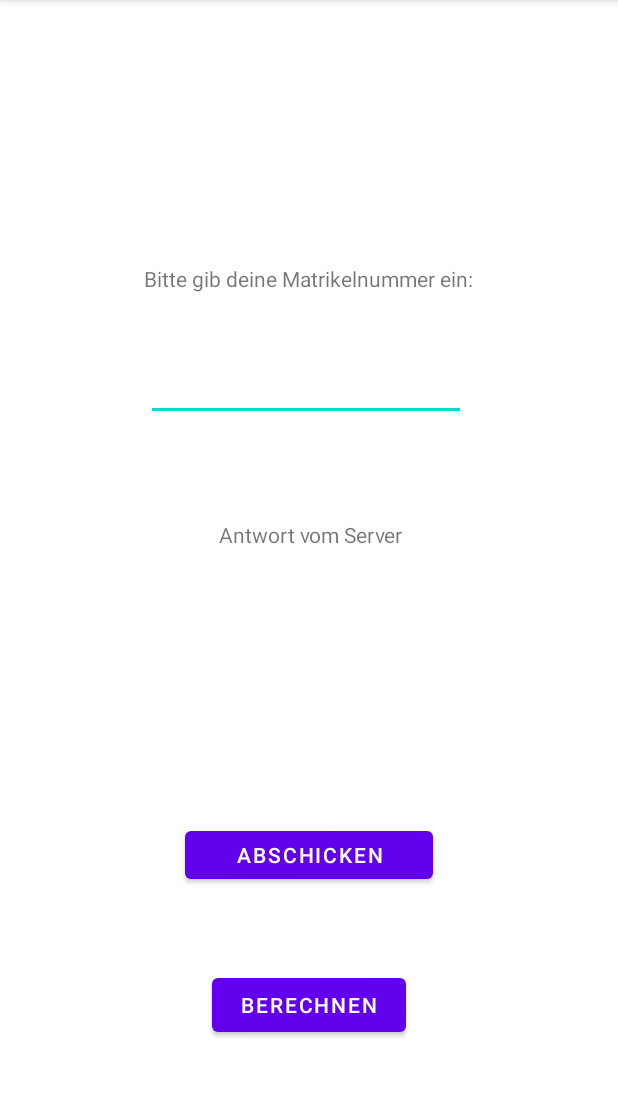
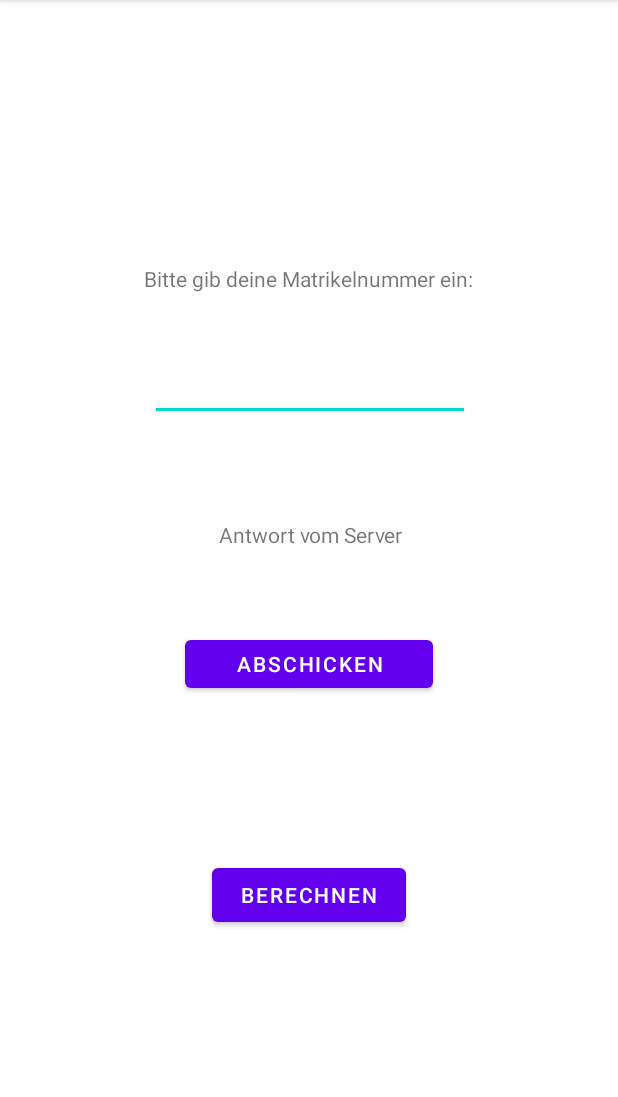
Before and after one commit to Tobias31096/Einzelbeispiel, an Android app: the screen it shows after launch (MainActivity), on a phone screen of 412 x 824 dp, the part 84-1181 px from its top. Run offline under Robolectric (Android 15) with nearby library versions, the phone set to English and light mode, and no system bars.

Commit message:
Name für Button-Variable eindeutig benannt

```diff
--- a/app/src/main/java/com/example/einzelbeispiel/MainActivity.java
+++ b/app/src/main/java/com/example/einzelbeispiel/MainActivity.java
@@ -10,7 +10,7 @@ import android.widget.TextView;
 
 
 public class MainActivity extends AppCompatActivity {
-    Button button;
+    Button abschicken;
     Button berechnen;
     EditText matrikelnummer;
     TextView ausgabe;
@@ -20,12 +20,12 @@ public class MainActivity extends AppCompatActivity {
         super.onCreate(savedInstanceState);
         setContentView(R.layout.activity_main);
 
-        button = findViewById(R.id.button);
+        abschicken = findViewById(R.id.abschicken);
         berechnen = findViewById(R.id.berechnen);
         matrikelnummer = findViewById(R.id.matrikelnummer);
         ausgabe = findViewById(R.id.ausgabe);
 
-        button.setOnClickListener(new View.OnClickListener() {
+        abschicken.setOnClickListener(new View.OnClickListener() {
             @Override
             public void onClick(View v) {
                 TCPClient tcpClient = new TCPClient(matrikelnummer.getText().toString());
--- a/app/src/main/java/com/example/einzelbeispiel/TCPClient.java
+++ b/app/src/main/java/com/example/einzelbeispiel/TCPClient.java
@@ -22,7 +22,6 @@ public class TCPClient extends Thread{
             BufferedReader inFromServer = new BufferedReader(new InputStreamReader(clientSocket.getInputStream()));
             outToServer.writeBytes(userInput+'\n');
             modifiedSentence = inFromServer.readLine();
-            System.out.println("Vom Server erhalten: " + modifiedSentence);
             clientSocket.close();
         } catch (Exception e){
             e.getStackTrace();
--- a/app/src/main/res/layout/activity_main.xml
+++ b/app/src/main/res/layout/activity_main.xml
@@ -19,7 +19,7 @@
         app:layout_constraintVertical_bias="0.235" />
 
     <Button
-        android:id="@+id/button"
+        android:id="@+id/abschicken"
         android:layout_width="165dp"
         android:layout_height="44dp"
         android:layout_marginStart="123dp"
@@ -38,7 +38,6 @@
         android:id="@+id/matrikelnummer"
         android:layout_width="wrap_content"
         android:layout_height="wrap_content"
-        android:gravity="center"
         android:layout_marginStart="101dp"
         android:layout_marginLeft="101dp"
         android:layout_marginTop="40dp"
@@ -47,10 +46,11 @@
         android:layout_marginBottom="267dp"
         android:autofillHints=""
         android:ems="10"
+        android:gravity="center"
         android:inputType="number"
-        app:layout_constraintBottom_toTopOf="@+id/button"
+        app:layout_constraintBottom_toTopOf="@+id/abschicken"
         app:layout_constraintEnd_toEndOf="parent"
-        app:layout_constraintHorizontal_bias="1.0"
+        app:layout_constraintHorizontal_bias="0.492"
         app:layout_constraintStart_toStartOf="parent"
         app:layout_constraintTop_toBottomOf="@+id/textView"
         app:layout_constraintVertical_bias="0.0"
@@ -68,7 +68,7 @@
         android:layout_marginRight="144dp"
         android:layout_marginBottom="185dp"
         android:text="@string/antwort_vom_server"
-        app:layout_constraintBottom_toTopOf="@+id/button"
+        app:layout_constraintBottom_toTopOf="@+id/abschicken"
         app:layout_constraintEnd_toEndOf="parent"
         app:layout_constraintHorizontal_bias="0.497"
         app:layout_constraintStart_toStartOf="parent"
@@ -84,10 +84,11 @@
         android:layout_marginTop="54dp"
         android:layout_marginEnd="141dp"
         android:layout_marginRight="141dp"
+        android:layout_marginBottom="173dp"
         android:text="Berechnen"
+        app:layout_constraintBottom_toBottomOf="parent"
         app:layout_constraintEnd_toEndOf="parent"
-        app:layout_constraintHorizontal_bias="0.0"
         app:layout_constraintStart_toStartOf="parent"
-        app:layout_constraintTop_toBottomOf="@id/button" />
+        app:layout_constraintTop_toBottomOf="@id/abschicken" />
 
 </androidx.constraintlayout.widget.ConstraintLayout>
```
